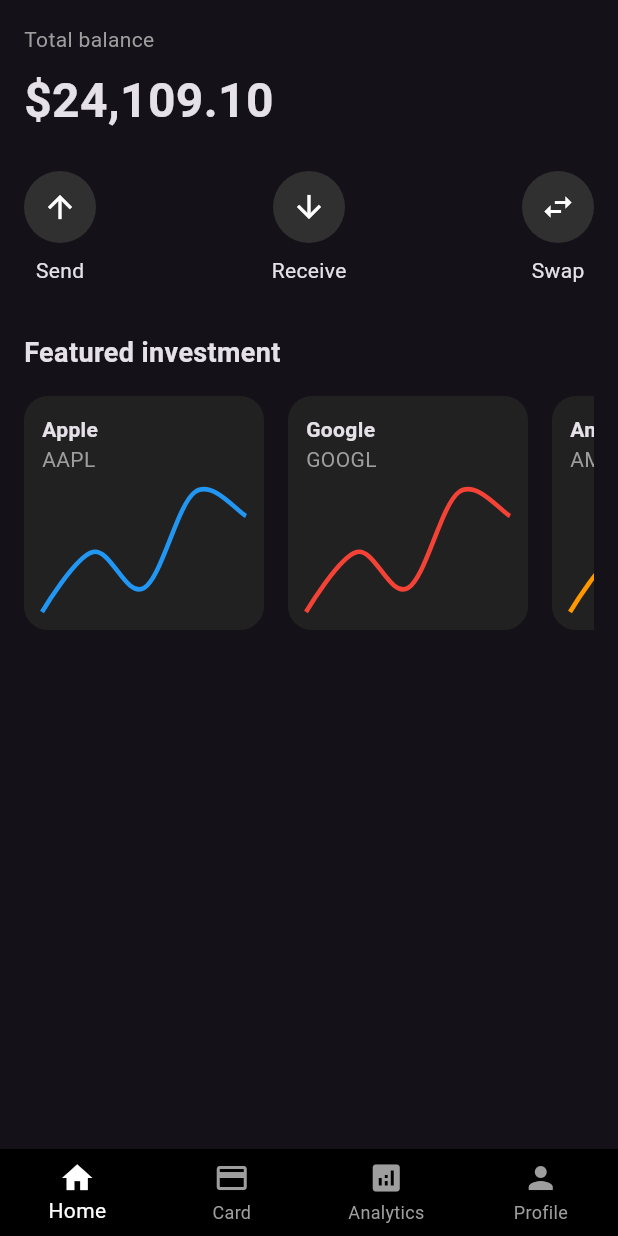
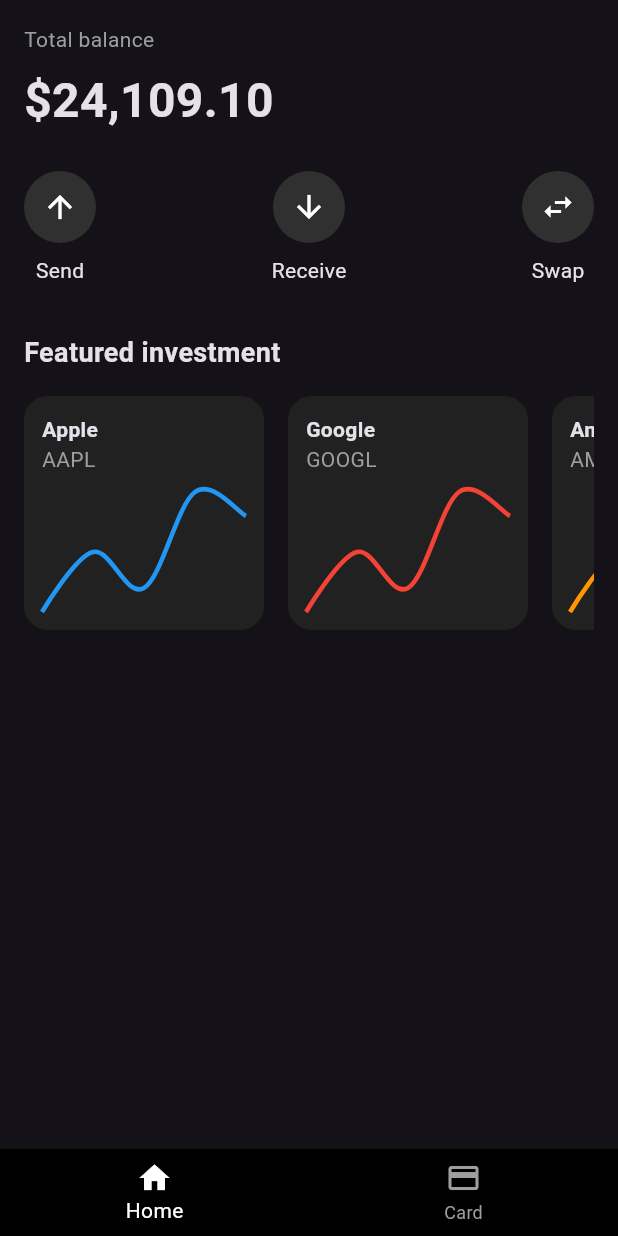
Before and after one commit to Aloamoh3/stock_app, a Flutter app: the screen it shows after launch, on a phone screen of 412 x 824 dp. Run offline on Flutter 3.47's test engine with Material 3 defaults, Android fonts, the phone set to English and light mode, and no system bars; drawn by our look-alikes of fl_chart.

Commit message:
Update home.screen.dart

```diff
--- a/lib/screens/home.screen.dart
+++ b/lib/screens/home.screen.dart
@@ -1,41 +1,20 @@
 import 'package:flutter/material.dart';
 import 'dashboard.screen.dart';
 
-class HomeScreen extends StatefulWidget {
+class HomeScreen extends StatelessWidget {
   const HomeScreen({super.key});
-
-  @override
-  State<HomeScreen> createState() => _HomeScreenState();
-}
-
-class _HomeScreenState extends State<HomeScreen> {
-  int _currentIndex = 0;
-
-  final List<Widget> _screens = const [
-    DashboardScreen(),
-    Center(child: Text("Card")),
-    Center(child: Text("Analytics")),
-    Center(child: Text("Profile")),
-  ];
 
   @override
   Widget build(BuildContext context) {
     return Scaffold(
-      body: _screens[_currentIndex],
+      body: const DashboardScreen(),
       bottomNavigationBar: BottomNavigationBar(
-        currentIndex: _currentIndex,
         selectedItemColor: Colors.white,
         unselectedItemColor: Colors.grey,
         backgroundColor: Colors.black,
-        type: BottomNavigationBarType.fixed,
-        onTap: (index) {
-          setState(() => _currentIndex = index);
-        },
         items: const [
           BottomNavigationBarItem(icon: Icon(Icons.home), label: "Home"),
           BottomNavigationBarItem(icon: Icon(Icons.credit_card), label: "Card"),
-          BottomNavigationBarItem(icon: Icon(Icons.analytics), label: "Analytics"),
-          BottomNavigationBarItem(icon: Icon(Icons.person), label: "Profile"),
         ],
       ),
     );
```
